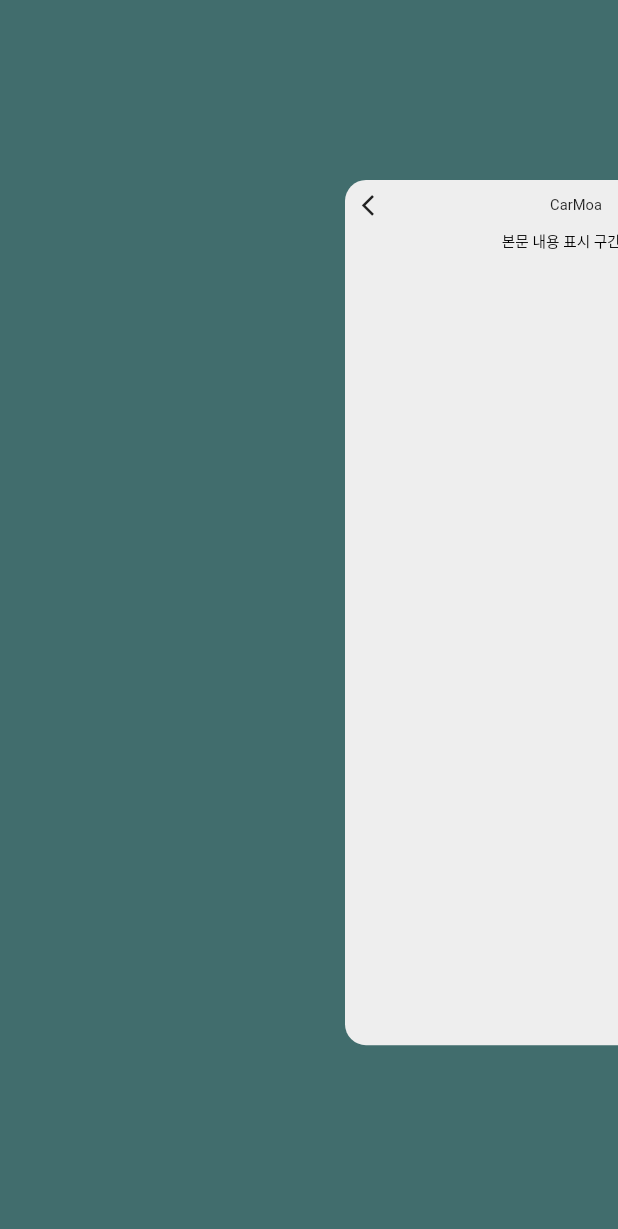
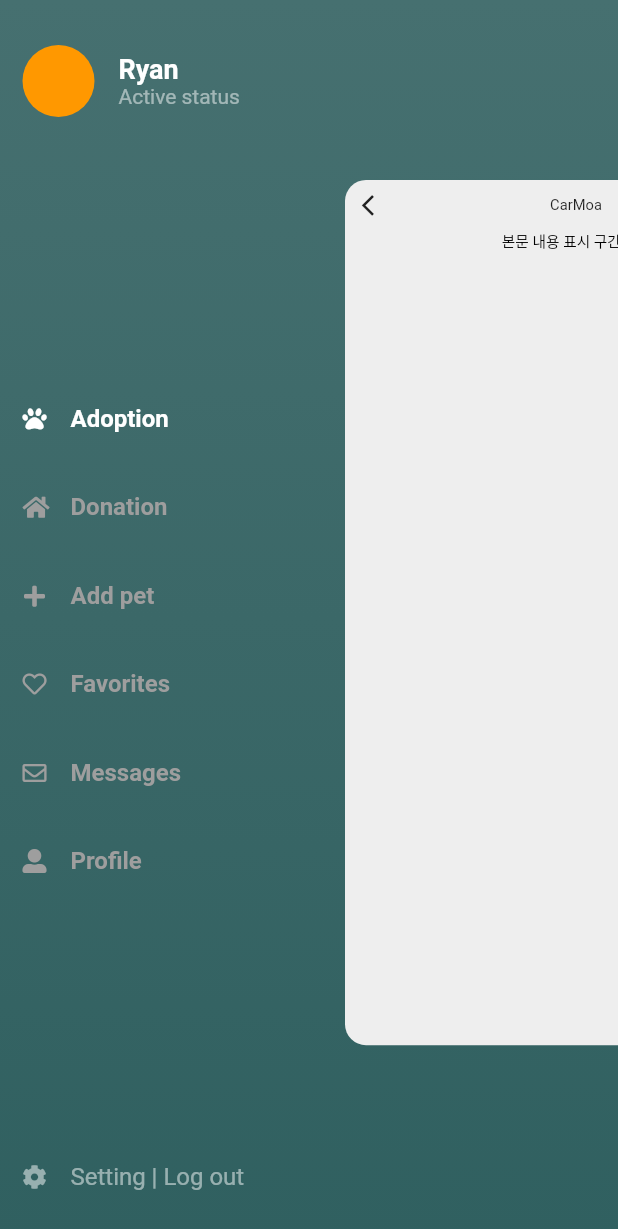
Before and after one commit to geojun01/CarMoa, a Flutter app: the Home screen opened directly, after a tap on the "menu" icon, on a phone screen of 412 x 824 dp. Shown: the top 1229 px of the screen. Run offline on Flutter 3.47's test engine with Material 2 defaults, Android fonts, the phone set to English and light mode, and no system bars; our stand-ins replace font_awesome_flutter, image_picker, sqflite; accounts and stored records are empty.

Commit message:
메인 화면 수정

```diff
--- a/lib/config/config_style.dart
+++ b/lib/config/config_style.dart
@@ -1,8 +1,10 @@
 import 'dart:io';
 
 import 'package:flutter/material.dart';
+import 'package:font_awesome_flutter/font_awesome_flutter.dart';
 
-Color primaryGreen = Color(0xff416d6d);
+Color mainColor = Color.fromRGBO(48, 96, 96, 1.0);
+Color startingColor = Color.fromRGBO(70, 112, 112, 1.0);
 
 const mainFont = TextStyle(
   fontSize: 14.0,
@@ -11,9 +13,9 @@ const mainFont = TextStyle(
 );
 
 const titleBoldFont = TextStyle(
-  fontSize: 20.0,
-  fontWeight: FontWeight.bold,
-  color: Colors.black,
+  fontSize: 18.0,
+  fontWeight: FontWeight.w600,
+  color: Brightness.light == null ? Colors.white : Colors.black,
 );
 
 const titleMinFont = TextStyle(
@@ -24,3 +26,21 @@ const titleMinFont = TextStyle(
 class Styles {
   static File imagePath;
 }
+
+List<String> menuItems = [
+  'Adoption',
+  'Donation',
+  'Add pet',
+  'Favorites',
+  'Messages',
+  'Profile',
+];
+
+List<IconData> icons = [
+  FontAwesomeIcons.paw,
+  FontAwesomeIcons.home,
+  FontAwesomeIcons.plus,
+  FontAwesomeIcons.heart,
+  FontAwesomeIcons.envelope,
+  FontAwesomeIcons.userAlt,
+];
--- a/lib/main_screen/drawerScreen.dart
+++ b/lib/main_screen/drawerScreen.dart
@@ -1,5 +1,7 @@
 import 'package:carmoa/config/config_style.dart';
+import 'package:flutter/cupertino.dart';
 import 'package:flutter/material.dart';
+import 'package:font_awesome_flutter/font_awesome_flutter.dart';
 
 class DrawerScreen extends StatefulWidget {
   @override
@@ -7,10 +9,113 @@ class DrawerScreen extends StatefulWidget {
 }
 
 class _DrawerScreenState extends State<DrawerScreen> {
+  int selectedMenuIndex = 0;
+
+  Widget buildMenuRow(int index) {
+    return InkWell(
+      onTap: () {
+        setState(() {
+          selectedMenuIndex = index;
+        });
+      },
+      child: Padding(
+        padding: const EdgeInsets.symmetric(vertical: 20.0),
+        child: Row(
+          children: [
+            Icon(
+              icons[index],
+              color: selectedMenuIndex == index ? Colors.white : Colors.grey,
+              size: 16,
+            ),
+            SizedBox(width: 16.0),
+            Text(
+              menuItems[index],
+              style: TextStyle(
+                  color:
+                      selectedMenuIndex == index ? Colors.white : Colors.grey,
+                  fontSize: 16.0,
+                  fontWeight: FontWeight.bold),
+            )
+          ],
+        ),
+      ),
+    );
+  }
+
   @override
   Widget build(BuildContext context) {
-    return Container(
-      color: primaryGreen,
+    return Material(
+      child: Container(
+        child: SafeArea(
+          child: Padding(
+            padding: const EdgeInsets.symmetric(
+              vertical: 30.0,
+              horizontal: 15.0,
+            ),
+            child: Column(
+              mainAxisAlignment: MainAxisAlignment.spaceBetween,
+              children: [
+                // login Image & Name
+                Row(
+                  children: [
+                    CircleAvatar(
+                      radius: 24.0,
+                      backgroundColor: Colors.orange,
+                    ),
+                    SizedBox(width: 16.0),
+                    Column(
+                      crossAxisAlignment: CrossAxisAlignment.start,
+                      children: [
+                        Text('Ryan',
+                            style: TextStyle(
+                                fontSize: 18.0,
+                                color: Colors.white,
+                                fontWeight: FontWeight.w600)),
+                        Text('Active status',
+                            style: TextStyle(
+                                fontSize: 14.0,
+                                color: Colors.white.withOpacity(0.5),
+                                fontWeight: FontWeight.w400)),
+                      ],
+                    )
+                  ],
+                ),
+                // 메뉴 모음
+                Column(
+                  children: menuItems
+                      .asMap()
+                      .entries
+                      .map((mapEntry) => buildMenuRow(mapEntry.key))
+                      .toList(),
+                ),
+                // Setting & log Out
+                Row(
+                  children: [
+                    Icon(
+                      FontAwesomeIcons.cog,
+                      color: Colors.white.withOpacity(0.5),
+                      size: 16.0,
+                    ),
+                    SizedBox(width: 16.0),
+                    Text('Setting | Log out',
+                        style: TextStyle(
+                          color: Colors.white.withOpacity(0.5),
+                          fontSize: 16.0,
+                        ))
+                  ],
+                ),
+              ],
+            ),
+          ),
+        ),
+        decoration: BoxDecoration(
+          gradient: LinearGradient(
+            begin: Alignment.topCenter,
+            end: Alignment.bottomCenter,
+            colors: [startingColor, mainColor],
+          ),
+        ),
+      ),
     );
   }
 }
--- a/lib/main_screen/mainScreen.dart
+++ b/lib/main_screen/mainScreen.dart
@@ -1,5 +1,4 @@
-import 'package:carmoa/activity/home.dart';
-import 'package:carmoa/main_screen/drawerScreen.dart';
+import 'package:carmoa/activity/carmoa_home.dart';
 import 'package:flutter/material.dart';
 
 class MainScreen extends StatefulWidget {
@@ -13,7 +12,7 @@ class _MainScreenState extends State<MainScreen> {
     return WillPopScope(
         onWillPop: _onBackPressed,
         child: Scaffold(
-          body: Home(),
+          body: MoaHome(),
         ));
   }
 
--- a/pubspec.yaml
+++ b/pubspec.yaml
@@ -25,7 +25,6 @@ dependencies:
     sdk: flutter
 
   cupertino_icons: ^1.0.0
-  curved_navigation_bar: ^0.3.4
   sqflite: ^1.3.0
   path_provider: ^1.6.24
   path: ^1.7.0
```
Also changed, not shown: lib/activity/carmoa_home.dart (added, +57 -0 lines), lib/main.dart (+5 -11 lines), pubspec.lock.
